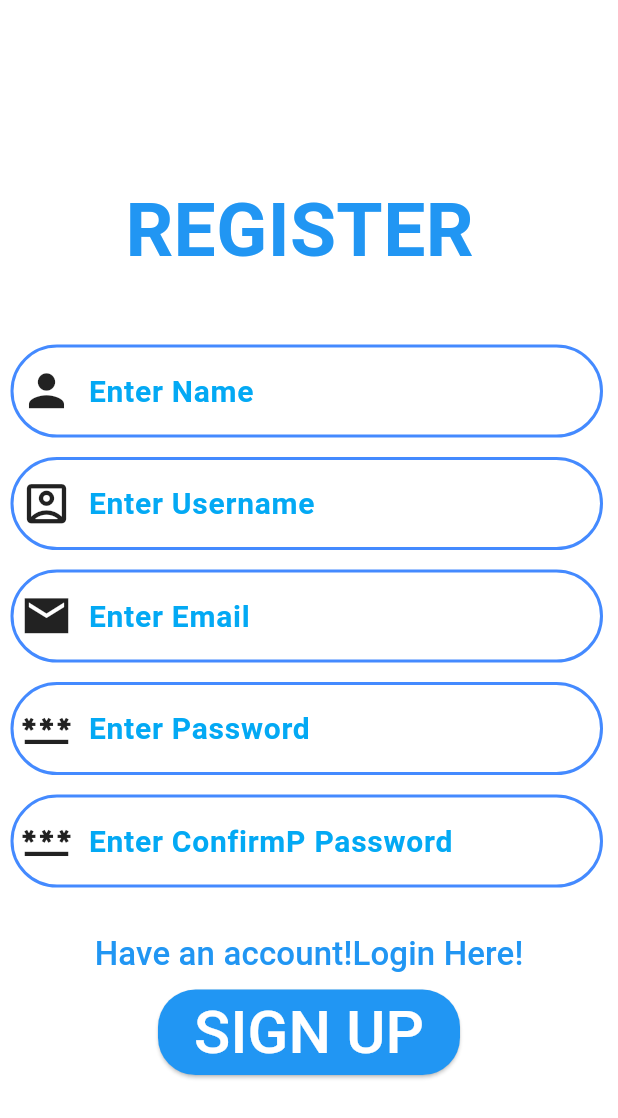
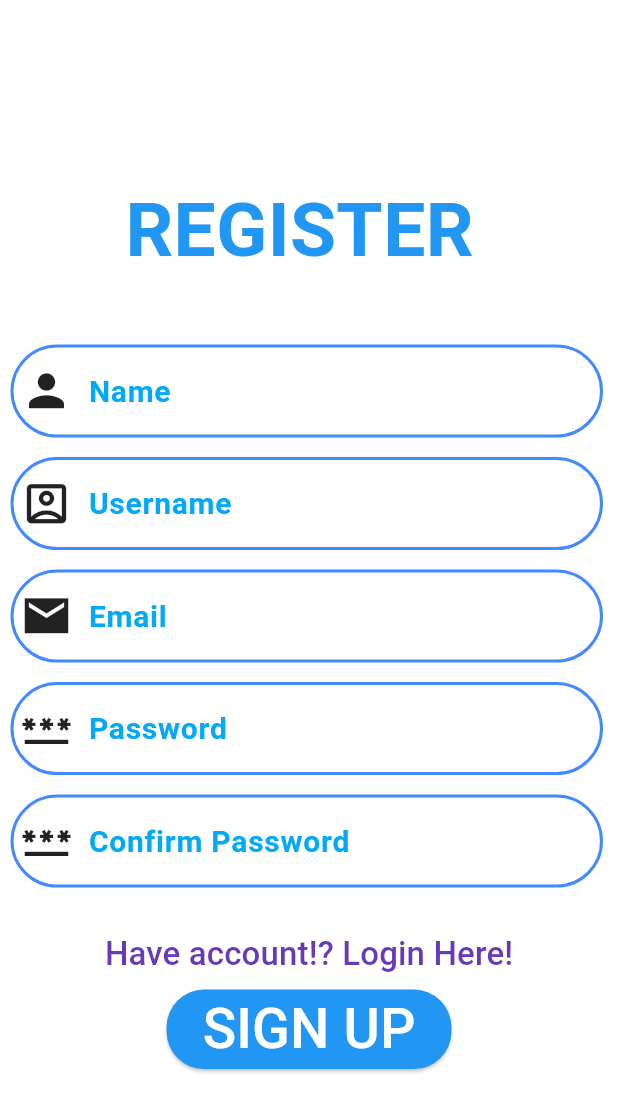
Before and after one commit to ossrndc/connectify, a Flutter app: the screen it shows after launch, on a phone screen of 412 x 824 dp. Shown: the top 1118 px of the screen. Run offline on Flutter 3.47's test engine with Material 3 defaults, Android fonts, the phone set to English and light mode, and no system bars; missing offline and left inert: dart:ffi.

Commit message:
minor changes

```diff
--- a/lib/Screens/Login.dart
+++ b/lib/Screens/Login.dart
@@ -45,13 +45,13 @@ class _LoginState extends State<Login> {
           prefixIconColor: Colors.black87,
            controller:Usernamecontroller,
              prefixicon:Icon(Icons.person,size:35),
-              hintText:'Enter Username'),
+              hintText:'Username'),
 
        Custom_Box(
     prefixIconColor: Colors.black87,
     controller:passwordcontroller,
     prefixicon:Icon(Icons.password,size:35),
-    hintText:'Enter Password '),
+    hintText:'Password '),
    SizedBox(
      height: 20,
    ),
@@ -64,10 +64,10 @@ class _LoginState extends State<Login> {
       MaterialPageRoute(builder: (context)=>SignUp()
     ),);
     }, child:Text(
-    'Dont have an account!Register Here!',style: TextStyle(
+    'No account? Register Here!',style: TextStyle(
     fontStyle: FontStyle.italic,
     fontSize: 22,
-    color: textColor2,
+    color: Colors.deepPurple,
 
     ),
     ) ),
--- a/lib/Screens/Register.dart
+++ b/lib/Screens/Register.dart
@@ -52,27 +52,27 @@ class _SignUpState extends State<SignUp> {
                 prefixIconColor: Colors.black87,
                   controller:namecontroller,
                   prefixicon:Icon(Icons.person,size:35),
-                  hintText:'Enter Name'),
+                  hintText:'Name'),
               Custom_Box(
                   prefixIconColor: Colors.black87,
-                  controller:namecontroller,
+                  controller:Usernamecontroller,
                   prefixicon:Icon(Icons.account_box_outlined,size:35),
-                  hintText:'Enter Username'),
+                  hintText:'Username'),
               Custom_Box(
                   prefixIconColor: Colors.black87,
                   controller:emailcontroller,
                   prefixicon:Icon(Icons.email_sharp,size:35),
-                  hintText:'Enter Email'),
+                  hintText:'Email'),
               Custom_Box(
                   prefixIconColor: Colors.black87,
                   controller:passwordcontroller,
                   prefixicon:Icon(Icons.password,size:35),
-                  hintText:'Enter Password'),
+                  hintText:'Password'),
               Custom_Box(
                   prefixIconColor: Colors.black87,
                   controller:confirmpasswordcontroller,
                   prefixicon:Icon(Icons.password,size:35),
-                  hintText:'Enter ConfirmP Password'),
+                  hintText:'Confirm Password'),
               SizedBox(
                 height:9,
               ),
@@ -86,15 +86,15 @@ class _SignUpState extends State<SignUp> {
                   ),);
 
               }, child:Text(
-            'Have an account!Login Here!',style: TextStyle(
+            'Have account!? Login Here!',style: TextStyle(
                 fontSize: 22,
-               color: textColor,
+               color: Colors.deepPurple,
 
           ),
           ) ),
           Button(
             onPressed: (){},
-              Text: 'SIGN UP', color: Colors.white, size: 40.0,
+              Text: 'SIGN UP', color: Colors.white, size: 37.0,
           ),
             ],
           ),
```
